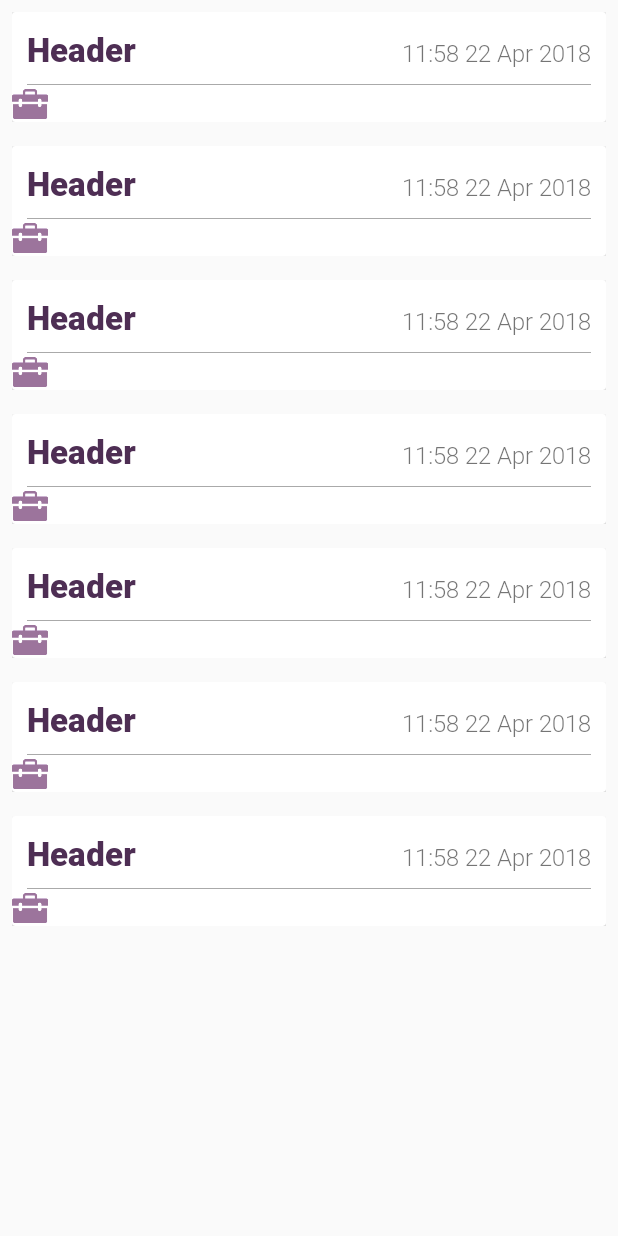
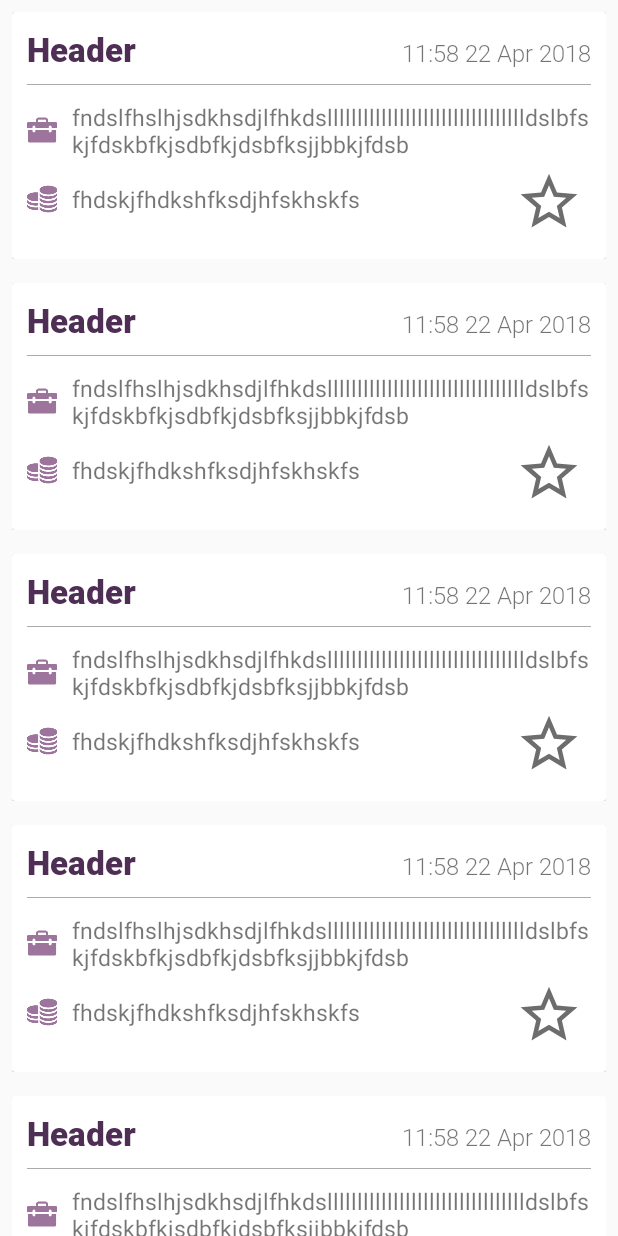
Before and after one commit to Daniyar111/VacanciesMobile, an Android app: the fragment VacanciesFragment shown on its own in the app's theme, on a phone screen of 412 x 824 dp. Run offline under Robolectric (Android 15) with nearby library versions, the phone set to English and light mode, and no system bars; 2 statements that could not run were skipped.

Commit message:
a lot of changes

```diff
--- a/app/src/main/AndroidManifest.xml
+++ b/app/src/main/AndroidManifest.xml
@@ -11,14 +11,16 @@
         android:supportsRtl="true"
         android:theme="@style/AppTheme">
         <activity android:name=".ui.main.MainActivity">
-
             <intent-filter>
                 <action android:name="android.intent.action.MAIN" />
 
                 <category android:name="android.intent.category.LAUNCHER" />
             </intent-filter>
         </activity>
-        <activity android:name=".ui.splash_screen.SplashScreen"></activity>
+        <activity android:name=".ui.splash_screen.SplashScreen" />
+        <activity android:name=".ui.details.DetailsActivity">
+
+        </activity>
     </application>
 
 </manifest>
--- /dev/null
+++ b/app/src/main/res/drawable/checkbox_star.xml
@@ -0,0 +1,11 @@
+<?xml version="1.0" encoding="utf-8"?>
+<selector xmlns:android="http://schemas.android.com/apk/res/android">
+
+    <item android:drawable="@drawable/ic_star_border_grey_24dp"
+        android:state_checked="false"/>
+
+    <item android:drawable="@drawable/ic_star_orange_24dp"
+        android:state_checked="true"/>
+    <item android:drawable="@drawable/ic_star_border_grey_24dp"/>
+
+</selector>
--- /dev/null
+++ b/app/src/main/res/drawable/ic_star_border_grey_24dp.xml
@@ -0,0 +1,5 @@
+<vector android:height="45dp" android:tint="#6D6D6D"
+    android:viewportHeight="24.0" android:viewportWidth="24.0"
+    android:width="45dp" xmlns:android="http://schemas.android.com/apk/res/android">
+    <path android:fillColor="#FF000000" android:pathData="M22,9.24l-7.19,-0.62L12,2 9.19,8.63 2,9.24l5.46,4.73L5.82,21 12,17.27 18.18,21l-1.63,-7.03L22,9.24zM12,15.4l-3.76,2.27 1,-4.28 -3.32,-2.88 4.38,-0.38L12,6.1l1.71,4.04 4.38,0.38 -3.32,2.88 1,4.28L12,15.4z"/>
+</vector>
--- /dev/null
+++ b/app/src/main/res/drawable/ic_star_orange_24dp.xml
@@ -0,0 +1,5 @@
+<vector android:height="45dp" android:tint="#FFA500"
+    android:viewportHeight="24.0" android:viewportWidth="24.0"
+    android:width="45dp" xmlns:android="http://schemas.android.com/apk/res/android">
+    <path android:fillColor="#FF000000" android:pathData="M12,17.27L18.18,21l-1.64,-7.03L22,9.24l-7.19,-0.61L12,2 9.19,8.63 2,9.24l5.46,4.73L5.82,21z"/>
+</vector>
--- a/app/src/main/res/layout/list_item_vacancy.xml
+++ b/app/src/main/res/layout/list_item_vacancy.xml
@@ -2,7 +2,6 @@
 <LinearLayout xmlns:android="http://schemas.android.com/apk/res/android"
     android:layout_width="match_parent"
     android:layout_height="wrap_content"
-    xmlns:app="http://schemas.android.com/apk/res-auto"
     android:orientation="vertical"
     android:padding="8sp">
 
@@ -14,16 +13,14 @@
         <LinearLayout
             android:layout_width="match_parent"
             android:layout_height="wrap_content"
-            android:orientation="vertical">
+            android:orientation="vertical"
+            android:layout_margin="10sp">
 
             <LinearLayout
                 android:layout_width="match_parent"
                 android:layout_height="wrap_content"
                 android:orientation="horizontal"
                 android:weightSum="3"
-                android:layout_marginTop="10sp"
-                android:layout_marginLeft="10sp"
-                android:layout_marginRight="10sp"
                 android:background="@drawable/border_bottom">
 
                 <com.example.saint.aukg.ui.fonts.TextFontBold
@@ -41,27 +38,85 @@
                     android:textSize="16sp"/>
             </LinearLayout>
 
-            <LinearLayout
+            <RelativeLayout
+                android:layout_width="match_parent"
+                android:layout_height="wrap_content"
+                android:layout_marginTop="10sp">
+
+                <FrameLayout
+                    android:layout_width="20sp"
+                    android:layout_height="20sp"
+                    android:id="@+id/imageProfile"
+                    android:layout_centerVertical="true"
+                    android:layout_marginRight="10sp"
+                    android:background="@drawable/ic_profile_name"/>
+
+                <TextView
+                    android:layout_toRightOf="@id/imageProfile"
+                    android:layout_width="match_parent"
+                    android:layout_height="wrap_content"
+                    android:textSize="15sp"
+                    android:text="fndslfhslhjsdkhsdjlfhkdsllllllllllllllllllllllllllllllllldslbfskjfdskbfkjsdbfkjdsbfksjjbbkjfdsb"/>
+            </RelativeLayout>
+
+            <RelativeLayout
                 android:layout_width="match_parent"
                 android:layout_height="wrap_content"
                 android:orientation="horizontal">
 
-                <LinearLayout
-                    android:layout_width="match_parent"
+                <RelativeLayout
+                    android:layout_width="wrap_content"
                     android:layout_height="wrap_content"
-                    android:orientation="vertical">
-                    <LinearLayout
-                        android:layout_width="match_parent"
+                    android:layout_marginTop="15sp"
+                    android:id="@+id/relativeSalary">
+
+                    <FrameLayout
+                        android:layout_width="20sp"
+                        android:layout_height="20sp"
+                        android:id="@+id/imageSalary"
+                        android:layout_centerVertical="true"
+                        android:layout_marginRight="10sp"
+                        android:background="@drawable/ic_salary"/>
+
+                    <TextView
+                        android:layout_toRightOf="@id/imageSalary"
+                        android:layout_width="wrap_content"
                         android:layout_height="wrap_content"
-                        android:orientation="horizontal">
+                        android:id="@+id/textViewSalary"
+                        android:textSize="15sp"
+                        android:text="fhdskjfhdkshfksdjhfskhskfs"/>
+                </RelativeLayout>
+                <CheckBox
+                    android:layout_width="wrap_content"
+                    android:layout_height="wrap_content"
+                    android:id="@+id/checkbox"
+                    android:button="@drawable/checkbox_star"
+                    android:layout_alignParentEnd="true"
+                    android:layout_alignParentRight="true"
+                    android:layout_margin="5sp"/>
+            </RelativeLayout>
+            <RelativeLayout
+                android:layout_width="wrap_content"
+                android:layout_height="wrap_content"
+                android:id="@+id/relativeWatched"
+                android:visibility="gone">
 
-                        <FrameLayout
-                            android:layout_width="24sp"
-                            android:layout_height="24sp"
-                            android:background="@drawable/ic_profile_name"/>
-                    </LinearLayout>
-                </LinearLayout>
-            </LinearLayout>
+                <FrameLayout
+                    android:layout_width="20sp"
+                    android:layout_height="20sp"
+                    android:id="@+id/imageWatched"
+                    android:layout_centerVertical="true"
+                    android:layout_marginRight="10sp"
+                    android:background="@drawable/ic_status_watched"/>
+
+                <TextView
+                    android:layout_toRightOf="@id/imageWatched"
+                    android:layout_width="wrap_content"
+                    android:layout_height="wrap_content"
+                    android:id="@+id/textViewWatched"
+                    android:textSize="13sp"
+                    android:text="@string/watched"/>
+            </RelativeLayout>
         </LinearLayout>
     </android.support.v7.widget.CardView>
 
--- a/app/src/main/res/values/strings.xml
+++ b/app/src/main/res/values/strings.xml
@@ -11,7 +11,9 @@
     <string name="five_thousand">5 000 +</string>
     <string name="flexible">Гибкий</string>
     <string name="full">Полный день</string>
+    <string name="next">Следующее</string>
     <string name="night">Ночной</string>
+    <string name="previous">Предыдущее</string>
     <string name="ready">Готово</string>
     <string name="regime">Режим работы</string>
     <string name="remotely">Удаленно</string>
@@ -24,4 +26,5 @@
     <string name="vacancy">Все вакансии Кыргызстана</string>
     <string name="vac_per_day">Вакансии за сутки</string>
     <string name="version">Версия: </string>
+    <string name="watched">Просмотрено</string>
 </resources>
```
Also changed, not shown: app/src/main/java/com/example/saint/aukg/ui/details/DetailsActivity.java (added, +15 -0 lines), app/src/main/res/drawable/border_full.xml (added, +23 -0 lines), app/src/main/res/layout/activity_details.xml (added, +71 -0 lines), app/src/main/res/layout/scrolling_details.xml (added, +173 -0 lines), app/src/main/res/drawable/ic_search_grey.png (deleted), app/src/main/res/drawable/ic_search_white.png (deleted), app/src/main/res/drawable/iv_fav.png (deleted), app/src/main/res/drawable/iv_fav_default.png (deleted).
